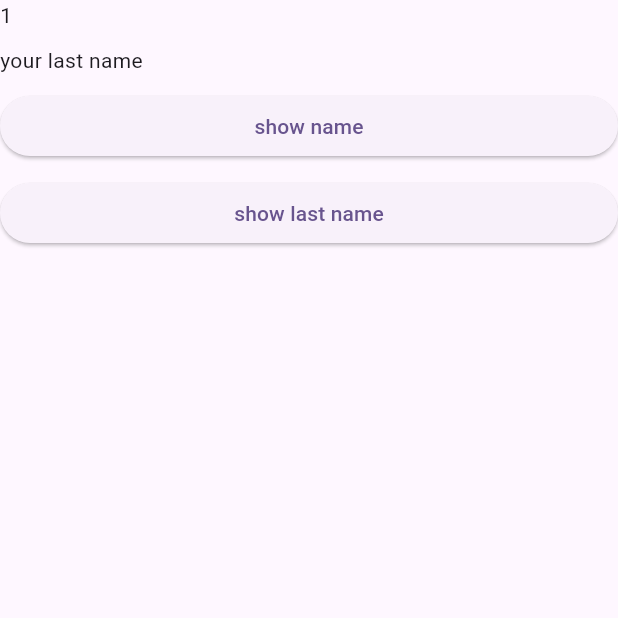
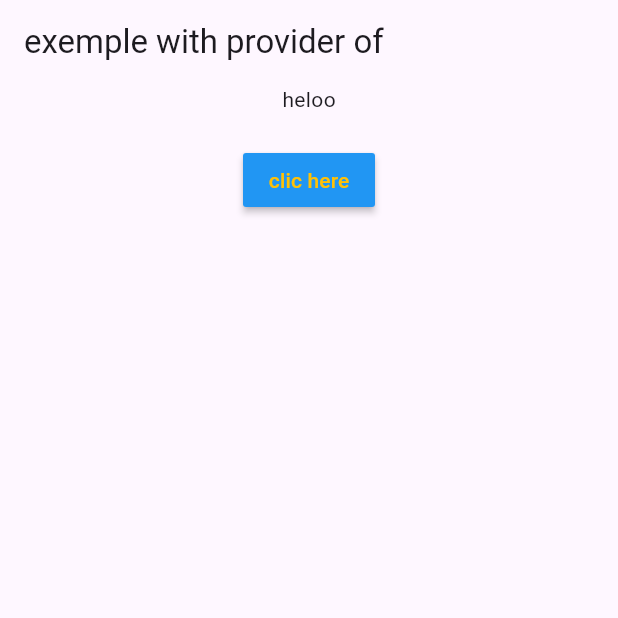
Before and after one commit to Salimboughanmi/exemple-with-provider-flutter, a Flutter app: the screen it shows after launch, on a phone screen of 412 x 824 dp, the top half of it. Run offline on Flutter 3.47's test engine with Material 3 defaults, Android fonts, the phone set to English and light mode, and no system bars.

Commit message:
satar with provider of

```diff
--- /dev/null
+++ b/lib/exmplproviderOf/providerOf expl.dart
@@ -0,0 +1,31 @@
+import 'package:eshope/exmplproviderOf/providerOf.dart';
+import 'package:flutter/material.dart';
+import 'package:provider/provider.dart';
+
+// ignore: camel_case_types
+class widgeChild extends StatelessWidget {
+  const widgeChild({super.key});
+  @override
+  Widget build(BuildContext context) {
+    var data = Provider.of<Model>(context);
+
+    return Column(
+      children: [
+        Center(
+          child: Text('${data.text}'),
+        ),
+        SizedBox(
+          height: 20,
+        ),
+        MaterialButton(
+          onPressed: () {
+            data.changetext();
+          },
+          child: Text("clic here"),
+          color: Colors.blue,
+          textColor: Colors.amber,
+        ),
+      ],
+    );
+  }
+}
--- /dev/null
+++ b/lib/exmplproviderOf/providerOf.dart
@@ -0,0 +1,35 @@
+import 'package:eshope/exmplproviderOf/providerOf%20expl.dart';
+import 'package:flutter/material.dart';
+import 'package:provider/provider.dart';
+
+////////////////////////////////////////////////////////// provider of
+
+class ExempleProvider_of extends StatefulWidget {
+  const ExempleProvider_of({super.key});
+
+  @override
+  State<ExempleProvider_of> createState() => _ExempleProvider_ofState();
+}
+
+class _ExempleProvider_ofState extends State<ExempleProvider_of> {
+  @override
+  Widget build(BuildContext context) {
+    return ChangeNotifierProvider(
+        create: (context) => Model(),
+        child: Scaffold(
+          appBar: AppBar(
+            title: Text('exemple with provider of'),
+          ),
+          body: widgeChild(),
+        ));
+  }
+}
+
+class Model extends ChangeNotifier {
+  String text = "heloo";
+
+  changetext() {
+    text = "salim";
+    notifyListeners();
+  }
+}
--- a/lib/main.dart
+++ b/lib/main.dart
@@ -1,3 +1,4 @@
+import 'package:eshope/exmplproviderOf/providerOf.dart';
 import 'package:eshope/testone.dart';
 import 'package:eshope/testtwo.dart';
 import 'package:flutter/material.dart';
@@ -18,7 +19,8 @@ class MyApp extends StatelessWidget {
         useMaterial3: true,
       ),
       //home: TestOne(),
-      home: TestTwo(),
+      //  home: TestTwo(),
+      home: ExempleProvider_of(),
     );
   }
 }
--- a/lib/testthree.dart
+++ /dev/null
@@ -1 +0,0 @@
-////////////////////////////////////////////////////////// provider of
```
